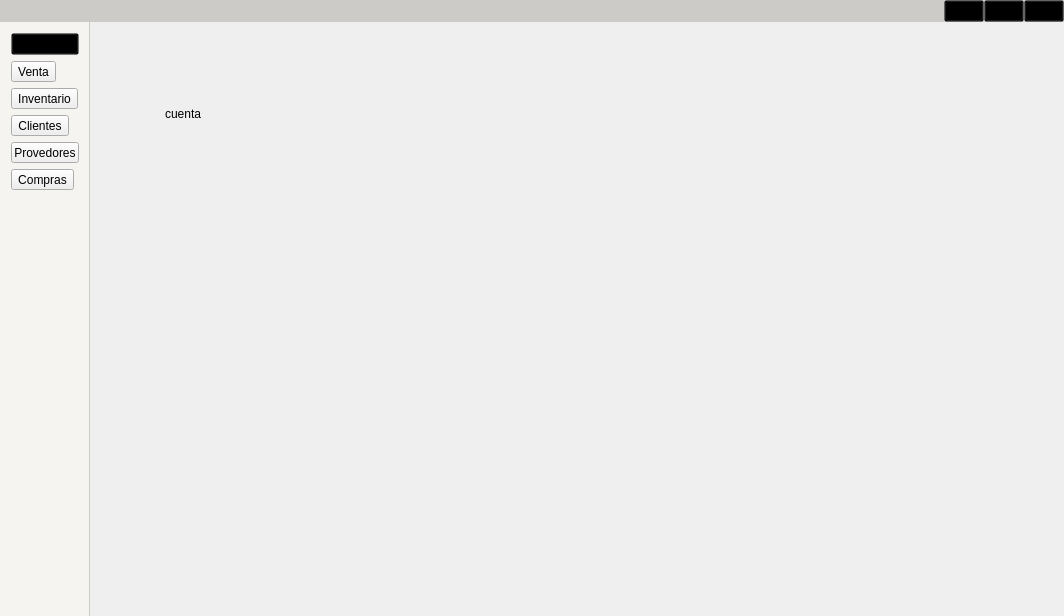
Before: the Qt Designer form Project/frontend/ventana_principal_trabajo.ui in LAngelVp/SistemaPOS, drawn with Qt 5.
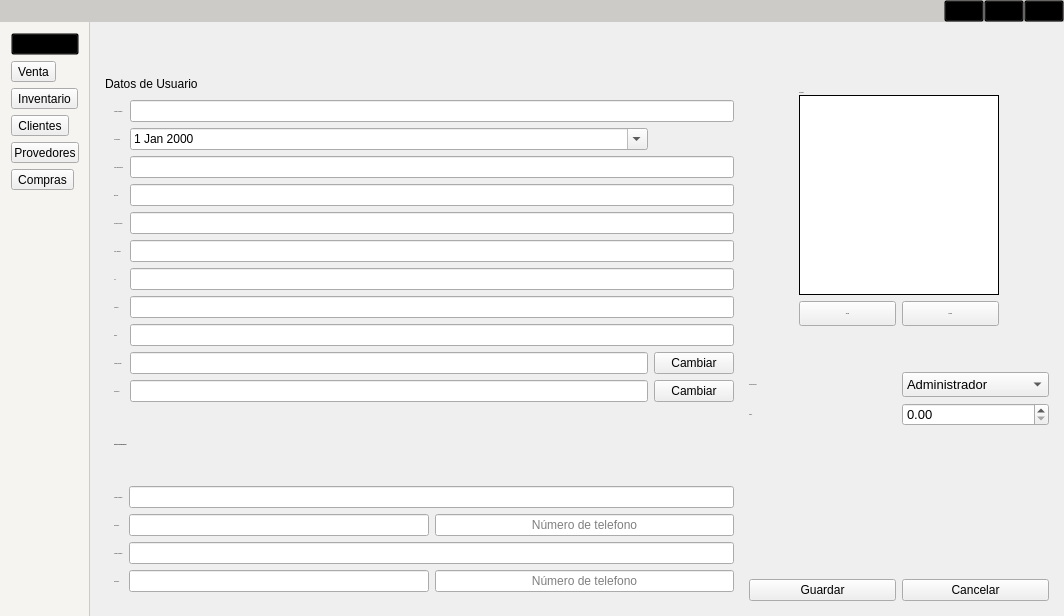
After: the same form once the commit is applied. The open tabs and pages were chosen to show the change. Icons and pictures are not drawn.

Commit message: Crear la tabla de empleados, para insertar datos y mostrar

What changed in the file:
```diff
--- a/Project/frontend/ventana_principal_trabajo.ui
+++ b/Project/frontend/ventana_principal_trabajo.ui
@@ -22,11 +22,17 @@
 #img_logo{
 	min_width:450px;
 	max-width:700px;
-	
 }
 [objectName^=&quot;panel&quot;] {
 background-color: rgb(255, 255, 255);
 }
+[objectName^=&quot;date_fecha&quot;] {
+	background-color: rgb(245, 245, 245);
+    border-bottom: 1px solid rgb(183, 183, 183);
+	 border-top: 0px;
+	font-size:14px;
+	max-width:200px;
+}
 [objectName^=&quot;txt&quot;] {
 	background-color: rgb(245, 245, 245);
     border-bottom: 1px solid rgb(183, 183, 183);
@@ -45,11 +51,14 @@
 	font-family: Arial;
 }
 [objectName^=&quot;lbt&quot;] {
+	max-height: 40px;
 	font-size:16px;
 	font-family: Arial, sans-serif;
     font-weight: bold;
 }
 [objectName^=&quot;lbl&quot;] {
+	min-height:25px;
+	max-height:25px;
 	font-size:14px;
 	font-family: Arial, sans-serif;
 }
@@ -125,6 +134,10 @@
 
 #panel_paginas{
 padding:15px;
+}
+#img_empleado_usuario{
+border: 1px solid;
+	background-color: rgb(255, 255, 255);
 }</string>
   </property>
   <widget class="QWidget" name="panel_centralwidget">
@@ -660,19 +673,801 @@
                 <number>3</number>
                </property>
                <widget class="QWidget" name="panel_pagina_cuenta">
-                <widget class="QLabel" name="label_3">
-                 <property name="geometry">
-                  <rect>
-                   <x>60</x>
-                   <y>30</y>
-                   <width>47</width>
-                   <height>13</height>
-                  </rect>
+                <layout class="QVBoxLayout" name="verticalLayout_4">
+                 <property name="spacing">
+                  <number>0</number>
                  </property>
-                 <property name="text">
-                  <string>cuenta</string>
+                 <property name="leftMargin">
+                  <number>0</number>
                  </property>
-                </widget>
+                 <property name="topMargin">
+                  <number>0</number>
+                 </property>
+                 <property name="rightMargin">
+                  <number>0</number>
+                 </property>
+                 <property name="bottomMargin">
+                  <number>0</number>
+                 </property>
+                 <item>
+                  <widget class="QLabel" name="lbt_cuenta">
+                   <property name="text">
+                    <string>Datos de Usuario</string>
+                   </property>
+                  </widget>
+                 </item>
+                 <item>
+                  <widget class="QWidget" name="panel_cuerpo_cuenta" native="true">
+                   <layout class="QHBoxLayout" name="horizontalLayout_22">
+                    <property name="leftMargin">
+                     <number>0</number>
+                    </property>
+                    <property name="topMargin">
+                     <number>0</number>
+                    </property>
+                    <property name="rightMargin">
+                     <number>0</number>
+                    </property>
+                    <property name="bottomMargin">
+                     <number>0</number>
+                    </property>
+                    <item>
+                     <widget class="QWidget" name="panel_datos_izquierda" native="true">
+                      <property name="minimumSize">
+                       <size>
+                        <width>500</width>
+                        <height>0</height>
+                       </size>
+                      </property>
+                      <property name="maximumSize">
+                       <size>
+                        <width>800</width>
+                        <height>16777215</height>
+                       </size>
+                      </property>
+                      <layout class="QVBoxLayout" name="verticalLayout_6">
+                       <item>
+                        <layout class="QGridLayout" name="panel_cuerpo_datos1">
+                         <item row="7" column="0">
+                          <widget class="QLabel" name="lbl_localidad_4">
+                           <property name="font">
+                            <font>
+                             <family>Arial,sans-serif</family>
+                             <pointsize>-1</pointsize>
+                            </font>
+                           </property>
+                           <property name="text">
+                            <string>Localidad</string>
+                           </property>
+                          </widget>
+                         </item>
+                         <item row="8" column="0">
+                          <widget class="QLabel" name="lbl_estado_4">
+                           <property name="font">
+                            <font>
+                             <family>Arial,sans-serif</family>
+                             <pointsize>-1</pointsize>
+                            </font>
+                           </property>
+                           <property name="text">
+                            <string>Estado</string>
+                           </property>
+                          </widget>
+                         </item>
+                         <item row="9" column="1">
+                          <widget class="QLineEdit" name="txt_nombre_usuario_4"/>
+                         </item>
+                         <item row="9" column="0">
+                          <widget class="QLabel" name="lbl_nombre_usuario_4">
+                           <property name="font">
+                            <font>
+                             <family>Arial,sans-serif</family>
+                             <pointsize>-1</pointsize>
+                            </font>
+                           </property>
+                           <property name="text">
+                            <string>Nombre usuario</string>
+                           </property>
+                          </widget>
+                         </item>
+                         <item row="5" column="0">
+                          <widget class="QLabel" name="lbl_ntelefono_4">
+                           <property name="font">
+                            <font>
+                             <family>Arial,sans-serif</family>
+                             <pointsize>-1</pointsize>
+                            </font>
+                           </property>
+                           <property name="text">
+                            <string>Num. Telefono</string>
+                           </property>
+                          </widget>
+                         </item>
+                         <item row="10" column="0">
+                          <widget class="QLabel" name="lbl_contra_usuario_4">
+                           <property name="font">
+                            <font>
+                             <family>Arial,sans-serif</family>
+                             <pointsize>-1</pointsize>
+                            </font>
+                           </property>
+                           <property name="text">
+                            <string>Contraseña</string>
+                           </property>
+                          </widget>
+                         </item>
+                         <item row="10" column="1">
+                          <widget class="QLineEdit" name="txt_contra_usuario_4"/>
+                         </item>
+                         <item row="1" column="0">
+                          <widget class="QLabel" name="lbl_fnacimiento_4">
+                           <property name="font">
+                            <font>
+                             <family>Arial,sans-serif</family>
+                             <pointsize>-1</pointsize>
+                            </font>
+                           </property>
+                           <property name="text">
+                            <string>F. Nacimiento</string>
+                           </property>
+                          </widget>
+                         </item>
+                         <item row="0" column="0">
+                          <widget class="QLabel" name="lbl_nombre_completo_4">
+                           <property name="font">
+                            <font>
+                             <family>Arial,sans-serif</family>
+                             <pointsize>-1</pointsize>
+                            </font>
+                           </property>
+                           <property name="text">
+                            <string>Nombre completo</string>
+                           </property>
+                          </widget>
+                         </item>
+                         <item row="4" column="0">
+                          <widget class="QLabel" name="lbl_correo_4">
+                           <property name="font">
+                            <font>
+                             <family>Arial,sans-serif</family>
+                             <pointsize>-1</pointsize>
+                            </font>
+                           </property>
+                           <property name="text">
+                            <string>Correo electronico</string>
+                           </property>
+                          </widget>
+                         </item>
+                         <item row="2" column="0">
+                          <widget class="QLabel" name="lbl_nidentificacion_4">
+                           <property name="font">
+                            <font>
+                             <family>Arial,sans-serif</family>
+                             <pointsize>-1</pointsize>
+                            </font>
+                           </property>
+                           <property name="text">
+                            <string>Núm. Identificación</string>
+                           </property>
+                          </widget>
+                         </item>
+                         <item row="3" column="0">
+                          <widget class="QLabel" name="lbl_direccion_4">
+                           <property name="font">
+                            <font>
+                             <family>Arial,sans-serif</family>
+                             <pointsize>-1</pointsize>
+                            </font>
+                           </property>
+                           <property name="text">
+                            <string>Dirección</string>
+                           </property>
+                          </widget>
+                         </item>
+                         <item row="3" column="1" colspan="2">
+                          <widget class="QLineEdit" name="txt_direccion_4">
+                           <property name="font">
+                            <font>
+                             <family>Arial,sans-serif</family>
+                             <pointsize>-1</pointsize>
+                            </font>
+                           </property>
+                          </widget>
+                         </item>
+                         <item row="4" column="1" colspan="2">
+                          <widget class="QLineEdit" name="txt_correo_4">
+                           <property name="font">
+                            <font>
+                             <family>Arial,sans-serif</family>
+                             <pointsize>-1</pointsize>
+                            </font>
+                           </property>
+                          </widget>
+                         </item>
+                         <item row="2" column="1" colspan="2">
+                          <widget class="QLineEdit" name="txt_identificacion_4">
+                           <property name="font">
+                            <font>
+                             <family>Arial,sans-serif</family>
+                             <pointsize>-1</pointsize>
+                            </font>
+                           </property>
+                          </widget>
+                         </item>
+                         <item row="5" column="1" colspan="2">
+                          <widget class="QLineEdit" name="txt_telefono_4">
+                           <property name="font">
+                            <font>
+                             <family>Arial,sans-serif</family>
+                             <pointsize>-1</pointsize>
+                            </font>
+                           </property>
+                          </widget>
+                         </item>
+                         <item row="0" column="1" colspan="2">
+                          <widget class="QLineEdit" name="txt_nmbre_4">
+                           <property name="font">
+                            <font>
+                             <family>Arial,sans-serif</family>
+                             <pointsize>-1</pointsize>
+                            </font>
+                           </property>
+                          </widget>
+                         </item>
+                         <item row="6" column="1" colspan="2">
+                          <widget class="QLineEdit" name="txt_nss_4">
+                           <property name="font">
+                            <font>
+                             <family>Arial,sans-serif</family>
+                             <pointsize>-1</pointsize>
+                            </font>
+                           </property>
+                          </widget>
+                         </item>
+                         <item row="9" column="2">
+                          <widget class="QPushButton" name="btn_btn_ingresar_usuario">
+                           <property name="cursor">
+                            <cursorShape>PointingHandCursor</cursorShape>
+                           </property>
+                           <property name="text">
+                            <string>Cambiar</string>
+                           </property>
+                          </widget>
+                         </item>
+                         <item row="8" column="1" colspan="2">
+                          <widget class="QLineEdit" name="txt_estado_4">
+                           <property name="font">
+                            <font>
+                             <family>Arial,sans-serif</family>
+                             <pointsize>-1</pointsize>
+                            </font>
+                           </property>
+                          </widget>
+                         </item>
+                         <item row="10" column="2">
+                          <widget class="QPushButton" name="btn_btn_ingresar_contrasena">
+                           <property name="cursor">
+                            <cursorShape>PointingHandCursor</cursorShape>
+                           </property>
+                           <property name="text">
+                            <string>Cambiar</string>
+                           </property>
+                          </widget>
+                         </item>
+                         <item row="6" column="0">
+                          <widget class="QLabel" name="lbl_nss_4">
+                           <property name="font">
+                            <font>
+                             <family>Arial,sans-serif</family>
+                             <pointsize>-1</pointsize>
+                            </font>
+                           </property>
+                           <property name="text">
+                            <string>NSS</string>
+                           </property>
+                          </widget>
+                         </item>
+                         <item row="7" column="1" colspan="2">
+                          <widget class="QLineEdit" name="txt_localidad_4">
+                           <property name="font">
+                            <font>
+                             <family>Arial,sans-serif</family>
+                             <pointsize>-1</pointsize>
+                            </font>
+                           </property>
+                          </widget>
+                         </item>
+                         <item row="1" column="1">
+                          <widget class="QDateEdit" name="date_fecha_nacimiento_usuario">
+                           <property name="calendarPopup">
+                            <bool>true</bool>
+                           </property>
+                          </widget>
+                         </item>
+                        </layout>
+                       </item>
+                       <item>
+                        <layout class="QGridLayout" name="panel_contactos">
+                         <item row="1" column="0">
+                          <widget class="QLabel" name="lbl_ncompleto_contact">
+                           <property name="font">
+                            <font>
+                             <family>Arial,sans-serif</family>
+                             <pointsize>-1</pointsize>
+                            </font>
+                           </property>
+                           <property name="text">
+                            <string>Nombre completo</string>
+                           </property>
+                          </widget>
+                         </item>
+                         <item row="0" column="0" colspan="2">
+                          <widget class="QLabel" name="lbt_titulo_contact">
+                           <property name="font">
+                            <font>
+                             <family>Arial,sans-serif</family>
+                             <pointsize>-1</pointsize>
+                             <weight>75</weight>
+                             <bold>true</bold>
+                            </font>
+                           </property>
+                           <property name="text">
+                            <string>Contactos de emergencia</string>
+                           </property>
+                          </widget>
+                         </item>
+                         <item row="2" column="1">
+                          <widget class="QLineEdit" name="txt_parentezcocontact">
+                           <property name="font">
+                            <font>
+                             <family>Arial,sans-serif</family>
+                             <pointsize>-1</pointsize>
+                            </font>
+                           </property>
+                          </widget>
+                         </item>
+                         <item row="2" column="2">
+                          <widget class="QLineEdit" name="txt_numero_contact">
+                           <property name="alignment">
+                            <set>Qt::AlignCenter</set>
+                           </property>
+                           <property name="placeholderText">
+                            <string>Número de telefono</string>
+                           </property>
+                          </widget>
+                         </item>
+                         <item row="2" column="0">
+                          <widget class="QLabel" name="lbl_ncontacto_emergenc">
+                           <property name="font">
+                            <font>
+                             <family>Arial,sans-serif</family>
+                             <pointsize>-1</pointsize>
+                            </font>
+                           </property>
+                           <property name="text">
+                            <string>Parentezco</string>
+                           </property>
+                          </widget>
+                         </item>
+                         <item row="3" column="1" colspan="2">
+                          <widget class="QLineEdit" name="txt_nombre_contact2">
+                           <property name="font">
+                            <font>
+                             <family>Arial,sans-serif</family>
+                             <pointsize>-1</pointsize>
+                            </font>
+                           </property>
+                          </widget>
+                         </item>
+                         <item row="1" column="1" colspan="2">
+                          <widget class="QLineEdit" name="txt_nombre2_contact2">
+                           <property name="font">
+                            <font>
+                             <family>Arial,sans-serif</family>
+                             <pointsize>-1</pointsize>
+                            </font>
+                           </property>
+                          </widget>
+                         </item>
+                         <item row="4" column="1">
+                          <widget class="QLineEdit" name="txt_parentezco_contact2">
+                           <property name="font">
+                            <font>
+                             <family>Arial,sans-serif</family>
+                             <pointsize>-1</pointsize>
+                            </font>
+                           </property>
+                          </widget>
+                         </item>
+                         <item row="3" column="0">
+                          <widget class="QLabel" name="lbl_ncontacto_emergenci">
+                           <property name="font">
+                            <font>
+                             <family>Arial,sans-serif</family>
+                             <pointsize>-1</pointsize>
+                            </font>
+                           </property>
+                           <property name="text">
+                            <string>Nombre completo</string>
+                           </property>
+                          </widget>
+                         </item>
+                         <item row="4" column="0">
+                          <widget class="QLabel" name="lbl_nparentezco_emergenci">
+                           <property name="font">
+                            <font>
+                             <family>Arial,sans-serif</family>
+                             <pointsize>-1</pointsize>
+                            </font>
+                           </property>
+                           <property name="text">
+                            <string>Parentezco</string>
+                           </property>
+                          </widget>
+                         </item>
+                         <item row="4" column="2">
+                          <widget class="QLineEdit" name="txt_numero_contact2">
+                           <property name="alignment">
+                            <set>Qt::AlignCenter</set>
+                           </property>
+                           <property name="placeholderText">
+                            <string>Número de telefono</string>
+                           </property>
+                          </widget>
+                         </item>
+                        </layout>
+                       </item>
+                      </layout>
+                     </widget>
+                    </item>
+                    <item>
+                     <widget class="QWidget" name="panel_datos_derecha" native="true">
+                      <property name="minimumSize">
+                       <size>
+                        <width>300</width>
+                        <height>0</height>
+                       </size>
+                      </property>
+                      <property name="maximumSize">
+                       <size>
+                        <width>200</width>
+                        <height>16777215</height>
+                       </size>
+                      </property>
+                      <layout class="QVBoxLayout" name="verticalLayout_5">
+                       <property name="leftMargin">
+                        <number>0</number>
+                       </property>
+                       <property name="topMargin">
+                        <number>0</number>
+                       </property>
+                       <property name="rightMargin">
+                        <number>0</number>
+                       </property>
+                       <property name="bottomMargin">
+                        <number>0</number>
+                       </property>
+                       <item>
+                        <widget class="QWidget" name="panel_datos_foto_puesto" native="true">
+                         <layout class="QVBoxLayout" name="verticalLayout_3">
+                          <property name="leftMargin">
+                           <number>0</number>
+                          </property>
+                          <property name="topMargin">
+                           <number>0</number>
+                          </property>
+                          <property name="rightMargin">
+                           <number>0</number>
+                          </property>
+                          <property name="bottomMargin">
+                           <number>0</number>
+                          </property>
+                          <item>
+                           <widget class="QWidget" name="panel_foto" native="true">
+                            <layout class="QGridLayout" name="gridLayout_6">
+                             <property name="leftMargin">
+                              <number>0</number>
+                             </property>
+                             <property name="topMargin">
+                              <number>0</number>
+                             </property>
+                             <property name="rightMargin">
+                              <number>0</number>
+                             </property>
+                             <property name="bottomMargin">
+                              <number>0</number>
+                             </property>
+                             <property name="verticalSpacing">
+                              <number>1</number>
+                             </property>
+                             <item row="2" column="0">
+                              <widget class="QWidget" name="panel_botones_foto" native="true">
+                               <property name="minimumSize">
+                                <size>
+                                 <width>0</width>
+                                 <height>30</height>
+                                </size>
+                               </property>
+                               <property name="maximumSize">
+                                <size>
+                                 <width>16777215</width>
+                                 <height>30</height>
+                                </size>
+                               </property>
+                               <layout class="QHBoxLayout" name="horizontalLayout_20">
+                                <property name="leftMargin">
+                                 <number>0</number>
+                                </property>
+                                <property name="topMargin">
+                                 <number>5</number>
+                                </property>
+                                <property name="rightMargin">
+                                 <number>0</number>
+                                </property>
+                                <property name="bottomMargin">
+                                 <number>0</number>
+                                </property>
+                                <item>
+                                 <widget class="QPushButton" name="btn_btn_ingresar_foto">
+                                  <property name="minimumSize">
+                                   <size>
+                                    <width>0</width>
+                                    <height>25</height>
+                                   </size>
+                                  </property>
+                                  <property name="maximumSize">
+                                   <size>
+                                    <width>16777215</width>
+                                    <height>35</height>
+                                   </size>
+                                  </property>
+                                  <property name="font">
+                                   <font>
+                                    <family>Arial</family>
+                                    <pointsize>-1</pointsize>
+                                   </font>
+                                  </property>
+                                  <property name="cursor">
+                                   <cursorShape>PointingHandCursor</cursorShape>
+                                  </property>
+                                  <property name="text">
+                                   <string>Agregar</string>
+                                  </property>
+                                 </widget>
+                                </item>
+                                <item>
+                                 <widget class="QPushButton" name="btn_btn_eliminar_foto">
+                                  <property name="minimumSize">
+                                   <size>
+                                    <width>0</width>
+                                    <height>25</height>
+                                   </size>
+                                  </property>
+                                  <property name="maximumSize">
+                                   <size>
+                                    <width>16777215</width>
+                                    <height>35</height>
+                                   </size>
+                                  </property>
+                                  <property name="font">
+                                   <font>
+                                    <family>Arial</family>
+                                    <pointsize>-1</pointsize>
+                                   </font>
+                                  </property>
+                                  <property name="cursor">
+                                   <cursorShape>PointingHandCursor</cursorShape>
+                                  </property>
+                                  <property name="text">
+                                   <string>Eliminar</string>
+                                  </property>
+                                 </widget>
+                                </item>
+                               </layout>
+                              </widget>
+                             </item>
+                             <item row="1" column="0">
+                              <widget class="QLabel" name="img_empleado_usuario">
+                               <property name="minimumSize">
+                                <size>
+                                 <width>200</width>
+                                 <height>200</height>
+                                </size>
+                               </property>
+                               <property name="maximumSize">
+                                <size>
+                                 <width>200</width>
+                                 <height>200</height>
+                                </size>
+                               </property>
+                               <property name="font">
+                                <font>
+                                 <family>Arial</family>
+                                 <pointsize>12</pointsize>
+                                </font>
+                               </property>
+                               <property name="styleSheet">
+                                <string notr="true"/>
+                               </property>
+                               <property name="text">
+                                <string/>
+                               </property>
+                              </widget>
+                             </item>
+                             <item row="0" column="0">
+                              <widget class="QLabel" name="lbl_foto_usuario">
+                               <property name="font">
+                                <font>
+                                 <family>Arial,sans-serif</family>
+                                 <pointsize>-1</pointsize>
+                                </font>
+                               </property>
+                               <property name="text">
+                                <string>Fotografia</string>
+                               </property>
+                              </widget>
+                             </item>
+                            </layout>
+                           </widget>
+                          </item>
+                          <item>
+                           <spacer name="verticalSpacer">
+                            <property name="orientation">
+                             <enum>Qt::Vertical</enum>
+                            </property>
+                            <property name="sizeHint" stdset="0">
+                             <size>
+                              <width>20</width>
+                              <height>40</height>
+                             </size>
+                            </property>
+                           </spacer>
+                          </item>
+                          <item>
+                           <layout class="QGridLayout" name="panel_puesto">
+                            <item row="0" column="0">
+                             <widget class="QLabel" name="lbl_puesto_usuario">
+                              <property name="font">
+                               <font>
+                                <family>Arial,sans-serif</family>
+                                <pointsize>-1</pointsize>
+                               </font>
+                              </property>
+                              <property name="text">
+                               <string>Puesto asignado</string>
+                              </property>
+                             </widget>
+                            </item>
+                            <item row="0" column="1">
+                             <widget class="QComboBox" name="combobox_puesto_usuario">
+                              <property name="minimumSize">
+                               <size>
+                                <width>0</width>
+                                <height>25</height>
+                               </size>
+                              </property>
+                              <property name="maximumSize">
+                               <size>
+                                <width>16777215</width>
+                                <height>25</height>
+                               </size>
+                              </property>
+                              <property name="font">
+                               <font>
+                                <family>Arial</family>
+                                <pointsize>10</pointsize>
+                               </font>
+                              </property>
+                              <property name="cursor">
+                               <cursorShape>PointingHandCursor</cursorShape>
+                              </property>
+                              <item>
+                               <property name="text">
+                                <string>Administrador</string>
+                               </property>
+                              </item>
+                              <item>
+                               <property name="text">
+                                <string>Empleado</string>
+                               </property>
+                              </item>
+                             </widget>
+                            </item>
+                            <item row="1" column="0">
+                             <widget class="QLabel" name="lbl_sueldo_usuario">
+                              <property name="font">
+                               <font>
+                                <family>Arial,sans-serif</family>
+                                <pointsize>-1</pointsize>
+                               </font>
+                              </property>
+                              <property name="text">
+                               <string>Sueldo</string>
+                              </property>
+                             </widget>
+                            </item>
+                            <item row="1" column="1">
+                             <widget class="QDoubleSpinBox" name="combobox_salario_usuario">
+                              <property name="font">
+                               <font>
+                                <family>Arial</family>
+                                <pointsize>10</pointsize>
+                               </font>
+                              </property>
+                              <property name="maximum">
+                               <double>10000000000000000.000000000000000</double>
+                              </property>
+                             </widget>
+                            </item>
+                           </layout>
+                          </item>
+                         </layout>
+                        </widget>
+                       </item>
+                       <item>
+                        <spacer name="verticalSpacer_2">
+                         <property name="orientation">
+                          <enum>Qt::Vertical</enum>
+                         </property>
+                         <property name="sizeHint" stdset="0">
+                          <size>
+                           <width>20</width>
+                           <height>40</height>
+                          </size>
+                         </property>
+                        </spacer>
+                       </item>
+                       <item>
+                        <widget class="QWidget" name="widget" native="true">
+                         <property name="maximumSize">
+                          <size>
+                           <width>16777215</width>
+                           <height>80</height>
+                          </size>
+                         </property>
+                         <layout class="QHBoxLayout" name="horizontalLayout_21">
+                          <property name="leftMargin">
+                           <number>0</number>
+                          </property>
+                          <property name="topMargin">
+                           <number>0</number>
+                          </property>
+                          <property name="rightMargin">
+                           <number>0</number>
+                          </property>
+                          <property name="bottomMargin">
+                           <number>0</number>
+                          </property>
+                          <item>
+                           <widget class="QPushButton" name="btn_btn_ingresar_2">
+                            <property name="cursor">
+                             <cursorShape>PointingHandCursor</cursorShape>
+                            </property>
+                            <property name="text">
+                             <string>Guardar</string>
+                            </property>
+                           </widget>
+                          </item>
+                          <item>
+                           <widget class="QPushButton" name="btn_btn_eliminar_2">
+                            <property name="cursor">
+                             <cursorShape>PointingHandCursor</cursorShape>
+                            </property>
+                            <property name="text">
+                             <string>Cancelar</string>
+                            </property>
+                           </widget>
+                          </item>
+                         </layout>
+                        </widget>
+                       </item>
+                      </layout>
+                     </widget>
+                    </item>
+                   </layout>
+                  </widget>
+                 </item>
+                </layout>
                </widget>
                <widget class="QWidget" name="panel_logo">
                 <layout class="QHBoxLayout" name="horizontalLayout_9">
```
Left out of the diff: 2 changed lines with no effect on the pictures. The commit also changes 3 other files.
